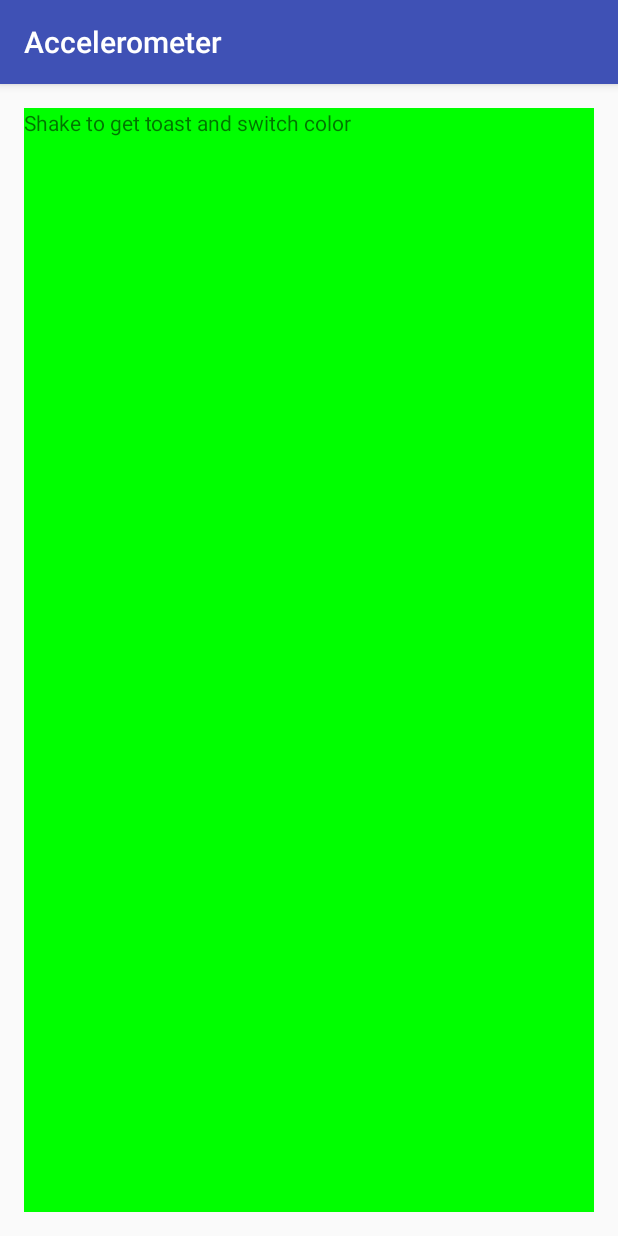
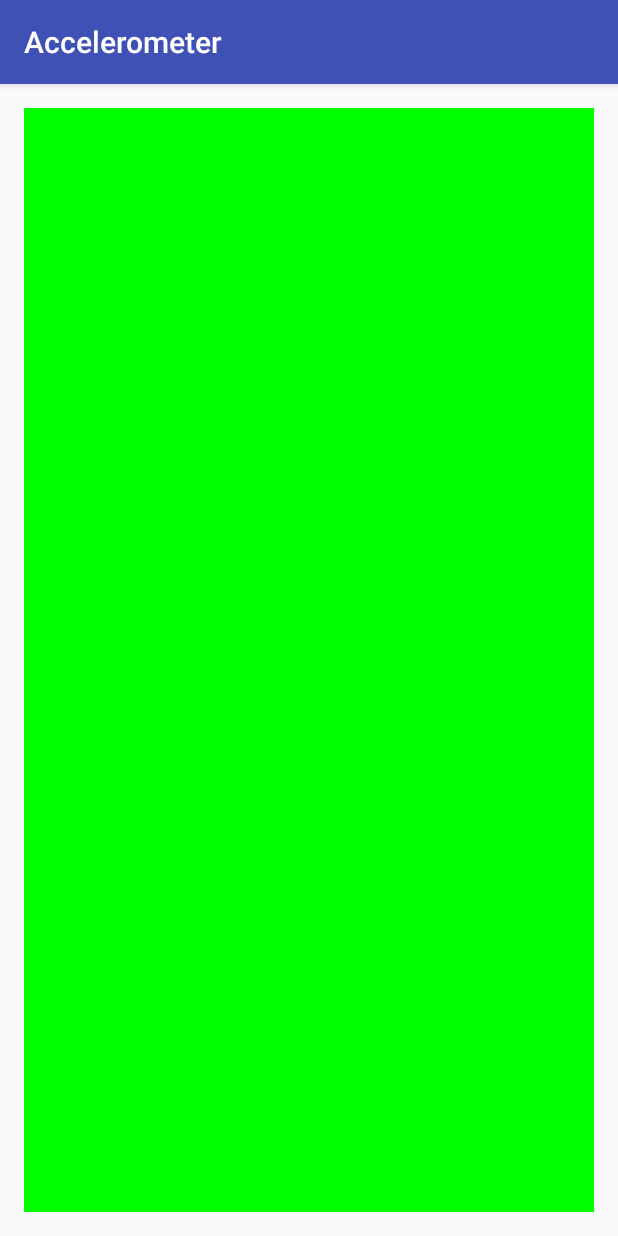
Before and after one commit to Walaitorn/Accelerometer, an Android app: the screen it shows after launch (MainActivity), on a phone screen of 412 x 824 dp. Run offline under Robolectric (Android 15) with nearby library versions, the phone set to English and light mode, and no system bars.

Commit message:
shake and rand num

```diff
--- a/app/src/main/res/layout/activity_main.xml
+++ b/app/src/main/res/layout/activity_main.xml
@@ -12,6 +12,8 @@
     <TextView
         android:layout_width="match_parent"
         android:layout_height="match_parent"
-        android:text="Shake to get toast and switch color"
-        android:id="@+id/textView" />
+        android:id="@+id/textView"
+        android:gravity="center"
+        android:textSize="20dp"
+        android:textColor="#fcfbfb" />
 </RelativeLayout>
```
Also changed, not shown: app/src/main/java/com/egco428/accelerometer/MainActivity.java (+24 -11 lines).
